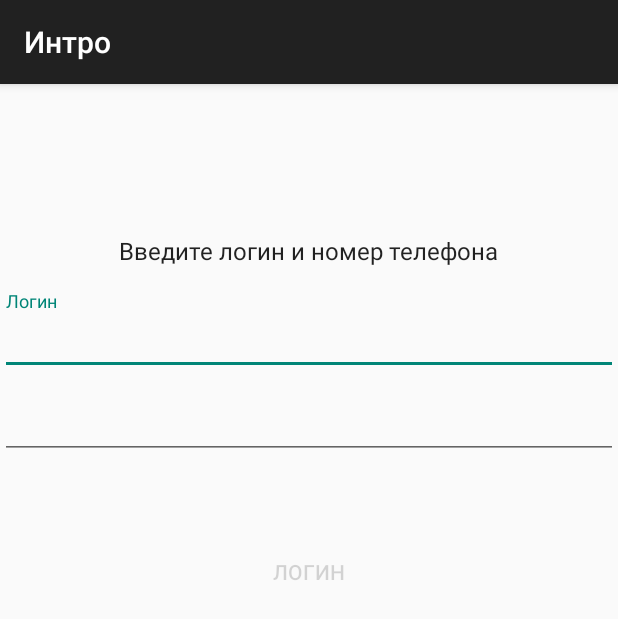
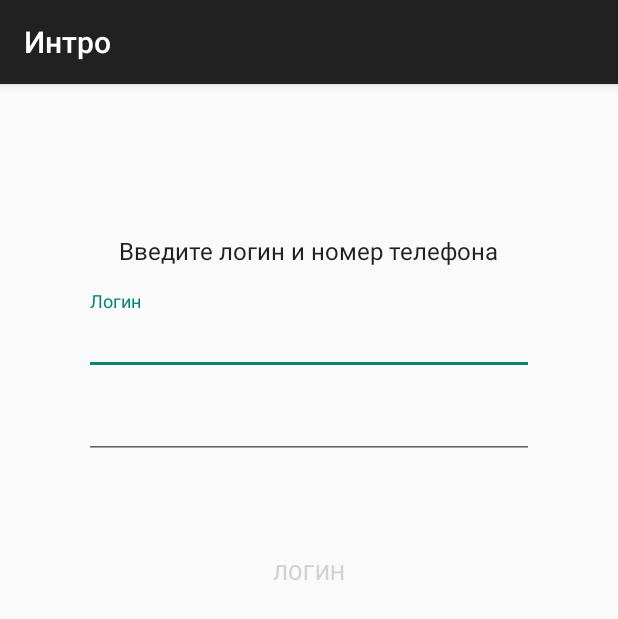
Before and after one commit to nazarovandrej/HelloWorld, an Android app: the screen it shows after launch (IntroActivity), on a phone screen of 412 x 824 dp. Shown: the top 619 px of the screen. Run offline under Robolectric (Android 15) with nearby library versions, the phone set to English and light mode, and no system bars; libraries missing offline, so code that uses them is left out: com.redmadrobot.inputmask; 4 statements that could not run were skipped.

Commit message:
made layout centered and fixed width

```diff
--- a/app/src/main/res/layout/activity_intro.xml
+++ b/app/src/main/res/layout/activity_intro.xml
@@ -1,9 +1,10 @@
 <?xml version="1.0" encoding="utf-8"?>
 <LinearLayout xmlns:android="http://schemas.android.com/apk/res/android"
               xmlns:tools="http://schemas.android.com/tools"
-              android:layout_width="match_parent"
+              android:layout_width="@dimen/width_intro"
               android:layout_height="match_parent"
               android:gravity="center_horizontal"
+              android:layout_gravity="center_horizontal"
               android:orientation="vertical"
               tools:context="com.github.andrejnazarov.helloworld.IntroActivity">
 
--- a/app/src/main/res/values/dimens.xml
+++ b/app/src/main/res/values/dimens.xml
@@ -2,4 +2,5 @@
 <resources>
     <dimen name="margin_top">100dp</dimen>
     <dimen name="margin_small">16dp</dimen>
+    <dimen name="width_intro">300dp</dimen>
 </resources>
```
